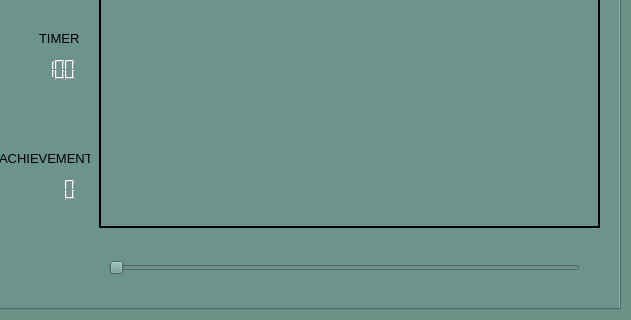
sayyidahakindele/team40, file ui/mainwindow.ui: the form before one commit; both pictures show x 219 to 850 and y 188 to 508 of the 850 by 508 pixel window.
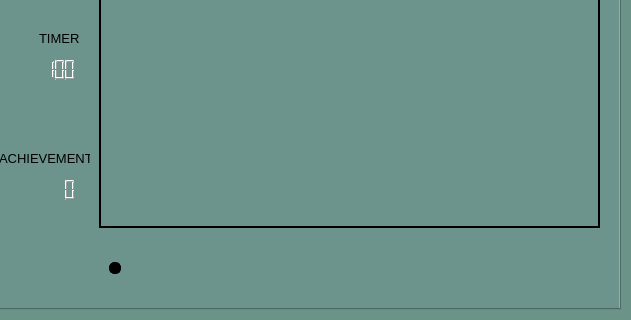
The form after the commit. Icons and pictures are not drawn.

```diff
--- a/ui/mainwindow.ui
+++ b/ui/mainwindow.ui
@@ -1294,6 +1294,24 @@
           <property name="autoFillBackground">
            <bool>false</bool>
           </property>
+          <property name="styleSheet">
+           <string notr="true">QSlider::groove:horizontal {
+    border: none;
+    background: none;
+    height: 0;
+    margin: 0;
+}
+
+QSlider::handle:horizontal {
+    background-color: rgb(0, 0, 0);
+    border: 1px solid  rgb(0, 0, 0);
+    width: 10px;
+    height: 10px;
+	margin: -6px 0;
+    border-radius: 5px;
+}
+</string>
+          </property>
           <property name="maximum">
            <number>60</number>
           </property>
```
Left out of the diff: 26 changed lines with no effect on the pictures.
